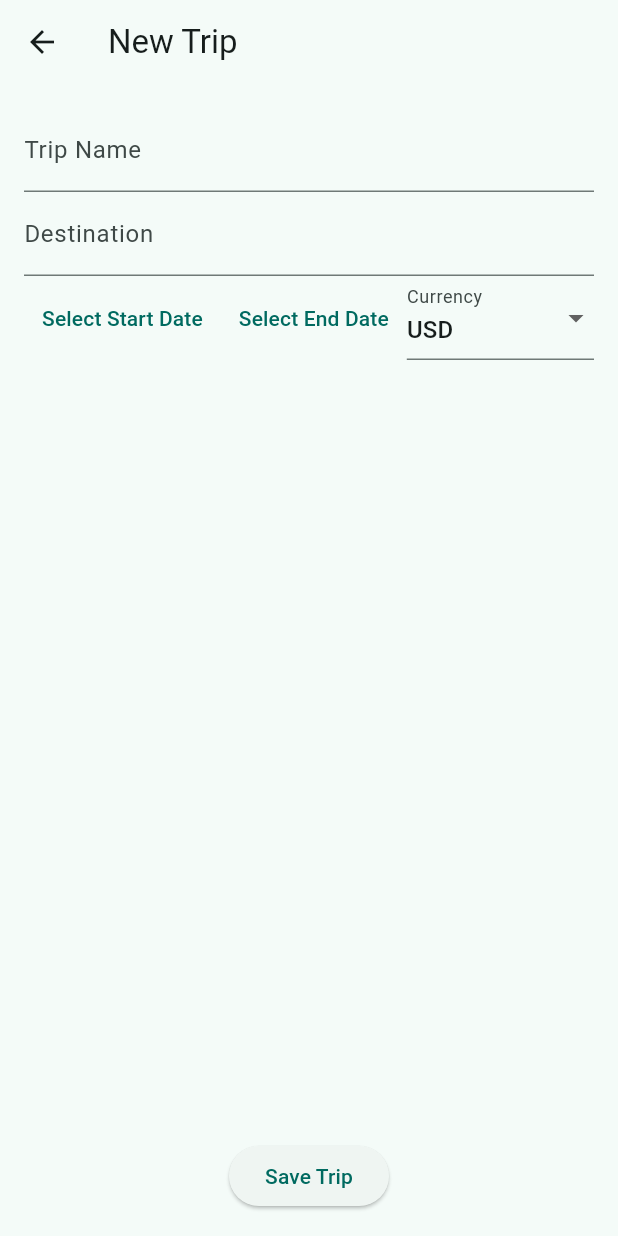
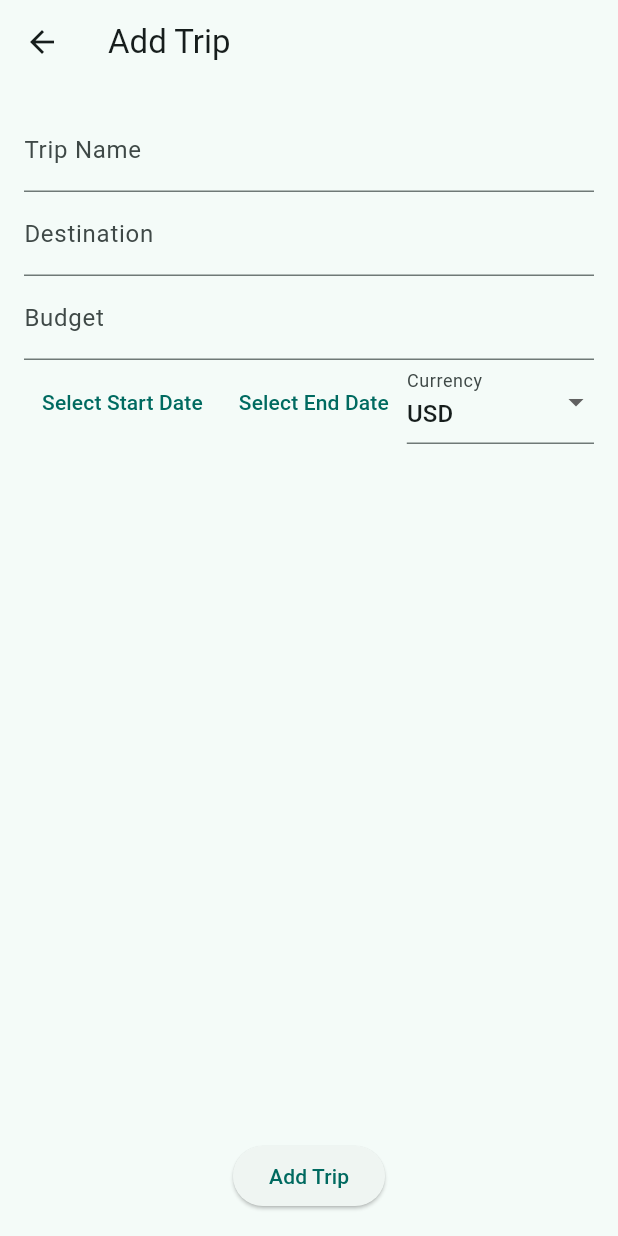
Before and after one commit to chloeschm/travel_expense_tracker, a Flutter app: the AddTripScreen screen opened directly, on a phone screen of 412 x 824 dp. Run offline on Flutter 3.47's test engine with Material 3 defaults, Android fonts, the phone set to English and light mode, and no system bars; our stand-ins replace cloud_firestore, firebase_auth, firebase_core, image_picker; accounts and stored records are empty; generated files the repository leaves out were written again; network calls fail.

Commit message:
adds edit/delete feature for trips and expenses

```diff
--- a/travel_expense_tracker/lib/screens/add_trip.dart
+++ b/travel_expense_tracker/lib/screens/add_trip.dart
@@ -5,7 +5,8 @@ import 'package:intl/intl.dart';
 import '../models/trip.dart';
 
 class AddTripScreen extends StatefulWidget {
-  const AddTripScreen({super.key});
+  const AddTripScreen({super.key, this.existingTrip});
+  final Trip? existingTrip;
 
   @override
   State<AddTripScreen> createState() => _AddTripScreenState();
@@ -18,18 +19,37 @@ class _AddTripScreenState extends State<AddTripScreen> {
   DateTime? _startDate;
   DateTime? _endDate;
   String _currency = 'USD';
+  final _budgetController = TextEditingController();
+  double _budget = 0.0;
 
   @override
   void dispose() {
     _nameController.dispose();
     _destinationController.dispose();
+    _budgetController.dispose();
     super.dispose();
+  }
+
+  @override
+  void initState() {
+    super.initState();
+    if (widget.existingTrip != null) {
+      _nameController.text = widget.existingTrip!.name;
+      _destinationController.text = widget.existingTrip!.destination;
+      _startDate = widget.existingTrip!.startDate;
+      _endDate = widget.existingTrip!.endDate;
+      _currency = widget.existingTrip!.currency;
+      _budgetController.text = widget.existingTrip!.budget.toStringAsFixed(2);
+      _budget = widget.existingTrip!.budget;
+    }
   }
 
   @override
   Widget build(BuildContext context) {
     return Scaffold(
-      appBar: AppBar(title: const Text('New Trip')),
+      appBar: AppBar(
+        title: Text(widget.existingTrip == null ? 'Add Trip' : 'Edit Trip'),
+      ),
       body: Padding(
         padding: const EdgeInsets.all(16.0),
         child: Form(
@@ -55,6 +75,13 @@ class _AddTripScreenState extends State<AddTripScreen> {
                   }
                   return null;
                 },
+              ),
+              TextFormField(
+                controller: _budgetController,
+                decoration: const InputDecoration(labelText: 'Budget'),
+                keyboardType: TextInputType.number,
+                onChanged: (value) =>
+                    setState(() => _budget = double.tryParse(value) ?? 0.0),
               ),
               Row(
                 mainAxisAlignment: MainAxisAlignment.spaceBetween,
@@ -102,7 +129,7 @@ class _AddTripScreenState extends State<AddTripScreen> {
                   Expanded(
                     child: DropdownButtonFormField<String>(
                       decoration: const InputDecoration(labelText: 'Currency'),
-                      value: 'USD',
+                      value: _currency,
                       items: const [
                         DropdownMenuItem(value: 'USD', child: Text('USD')),
                         DropdownMenuItem(value: 'EUR', child: Text('EUR')),
@@ -125,15 +152,29 @@ class _AddTripScreenState extends State<AddTripScreen> {
               ElevatedButton(
                 onPressed: () {
                   if (_formKey.currentState!.validate() && _startDate != null) {
+                    if (widget.existingTrip != null) {
+                      final updatedTrip = Trip(
+                        id: widget.existingTrip!.id,
+                        name: _nameController.text,
+                        destination: _destinationController.text,
+                        startDate: _startDate!,
+                        endDate: _endDate,
+                        budget: _budget,
+                        currency: _currency,
+                        expenses: widget.existingTrip!.expenses,
+                      );
+                      context.read<TripProvider>().updateTrip(updatedTrip);
+                    } else {
                       final newTrip = Trip(
                         name: _nameController.text,
                         destination: _destinationController.text,
                         startDate: _startDate!,
                         endDate: _endDate,
-                      budget: 0.0,
+                        budget: _budget,
                         currency: _currency,
                       );
                       context.read<TripProvider>().addTrip(newTrip);
+                    }
                     Navigator.pop(context);
                   } else if (_startDate == null) {
                     ScaffoldMessenger.of(context).showSnackBar(
@@ -143,7 +184,9 @@ class _AddTripScreenState extends State<AddTripScreen> {
                     );
                   }
                 },
-                child: const Text('Save Trip'),
+                child: Text(
+                  widget.existingTrip == null ? 'Add Trip' : 'Save Changes',
+                ),
               ),
             ],
           ),
```
Also changed, not shown: travel_expense_tracker/lib/providers/trip_provider.dart (+55 -12 lines), travel_expense_tracker/lib/screens/add_expense.dart (+61 -25 lines), travel_expense_tracker/lib/screens/home.dart (+33 -2 lines), travel_expense_tracker/lib/screens/trip_detail.dart (+39 -7 lines). Lines whose indentation alone changed are shown as unchanged.
